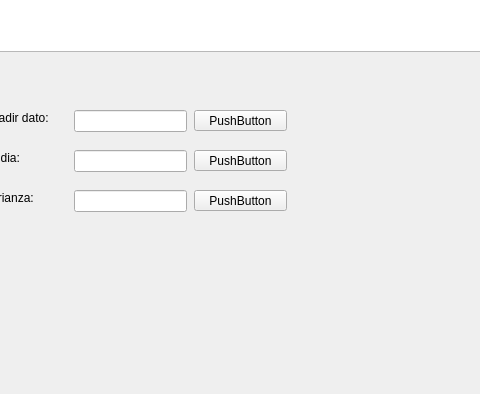
Before: the Qt Designer form ingenieria.ui in fernandusxd1/Informatica_Avanzada, drawn with Qt 5; both pictures show x 96 to 576 and y 190 to 584 of the 1165 by 584 pixel window.
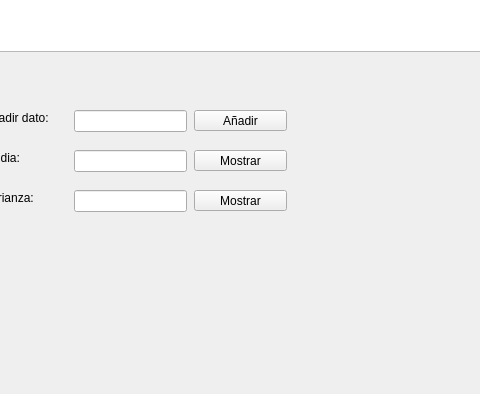
After: the same form once the commit is applied.

What changed in the file:
```diff
--- a/ingenieria.ui
+++ b/ingenieria.ui
@@ -105,7 +105,7 @@
     </rect>
    </property>
    <property name="text">
-    <string>PushButton</string>
+    <string>Añadir</string>
    </property>
   </widget>
   <widget class="QPushButton" name="pushButton_2">
@@ -118,7 +118,7 @@
     </rect>
    </property>
    <property name="text">
-    <string>PushButton</string>
+    <string>Mostrar</string>
    </property>
   </widget>
   <widget class="QPushButton" name="pushButton_3">
@@ -131,7 +131,7 @@
     </rect>
    </property>
    <property name="text">
-    <string>PushButton</string>
+    <string>Mostrar</string>
    </property>
   </widget>
   <widget class="QListWidget" name="listWidget">
```
